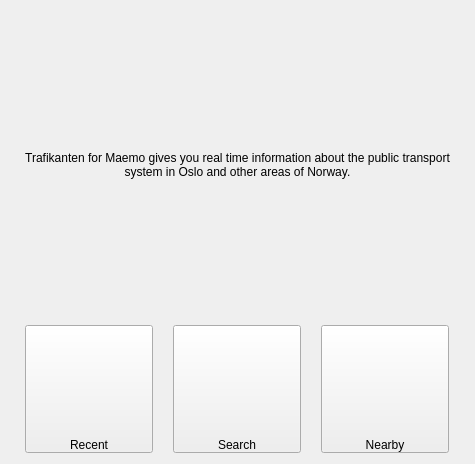
Old version of the form trafikantenwindow.ui in the repository dragly/trafikanten-maemo.
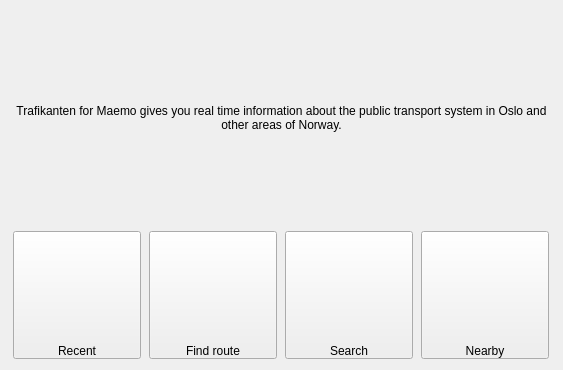
New version of the form. Icons and pictures are not drawn.

The edit to the form file:
```diff
--- a/trafikantenwindow.ui
+++ b/trafikantenwindow.ui
@@ -6,8 +6,8 @@
    <rect>
     <x>0</x>
     <y>0</y>
-    <width>475</width>
-    <height>464</height>
+    <width>563</width>
+    <height>370</height>
    </rect>
   </property>
   <property name="windowTitle">
@@ -84,6 +84,34 @@
         </property>
        </widget>
       </item>
+      <item>
+       <widget class="QPushButton" name="btnRouting">
+        <property name="minimumSize">
+         <size>
+          <width>128</width>
+          <height>128</height>
+         </size>
+        </property>
+        <property name="maximumSize">
+         <size>
+          <width>128</width>
+          <height>128</height>
+         </size>
+        </property>
+        <property name="styleSheet">
+         <string notr="true">QPushButton {
+border-image: url(:/images/search.png);
+text-align: bottom center;
+}
+QPushButton::pressed {
+border-image: url(:/images/search-pressed.png);
+}</string>
+        </property>
+        <property name="text">
+         <string>Find route</string>
+        </property>
+       </widget>
+      </item>
       <item>
        <widget class="QPushButton" name="btnSearch">
         <property name="minimumSize">
```
Left out of the diff: 5 changed lines with no effect on the pictures.
